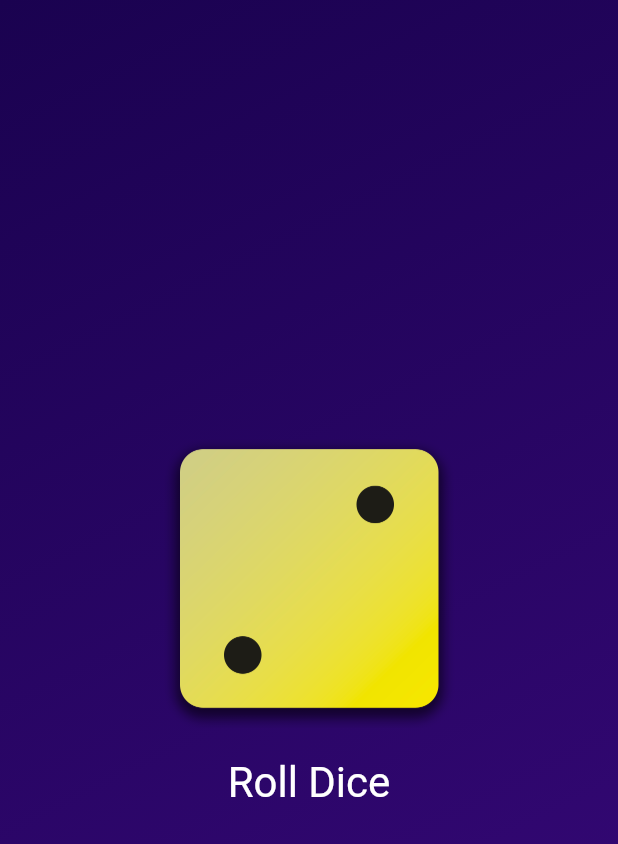
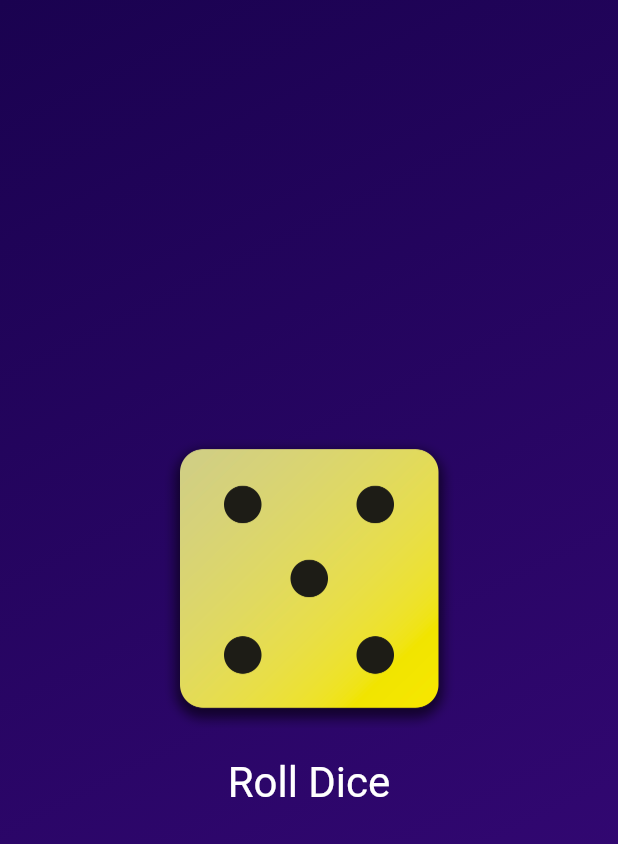
Before and after one commit to tharuAnish/Flutter-RollDiceApp, a Flutter app: the screen it shows after launch, after a tap on "Roll Dice", on a phone screen of 412 x 824 dp. Shown: the top 844 px of the screen. Run offline on Flutter 3.47's test engine with Material 2 defaults, Android fonts, the phone set to English and light mode, and no system bars.

```diff
--- a/lib/dice_roller.dart
+++ b/lib/dice_roller.dart
@@ -1,4 +1,7 @@
+import 'dart:math';
 import 'package:flutter/material.dart';
+
+final randomizer = Random();
 
 class DiceRoller extends StatefulWidget {
   const DiceRoller({Key? key}) : super(key: key);
@@ -9,11 +12,11 @@ class DiceRoller extends StatefulWidget {
 }
 
 class _DiceRollerState extends State<DiceRoller> {
-  var activeDiceImage = 'assets/images/dice-5.png';
+  var currentDiceRoll = 3;
 
   void rollDice() {
     setState(() {
-      activeDiceImage = 'assets/images/dice-2.png';
+      currentDiceRoll = randomizer.nextInt(6) + 1;
     });
   }
 
@@ -21,7 +24,7 @@ class _DiceRollerState extends State<DiceRoller> {
   Widget build(context) {
     return Column(mainAxisSize: MainAxisSize.min, children: [
       Image.asset(
-        activeDiceImage,
+        'assets/images/dice-$currentDiceRoll.png',
         width: 200,
       ),
       TextButton(
```
